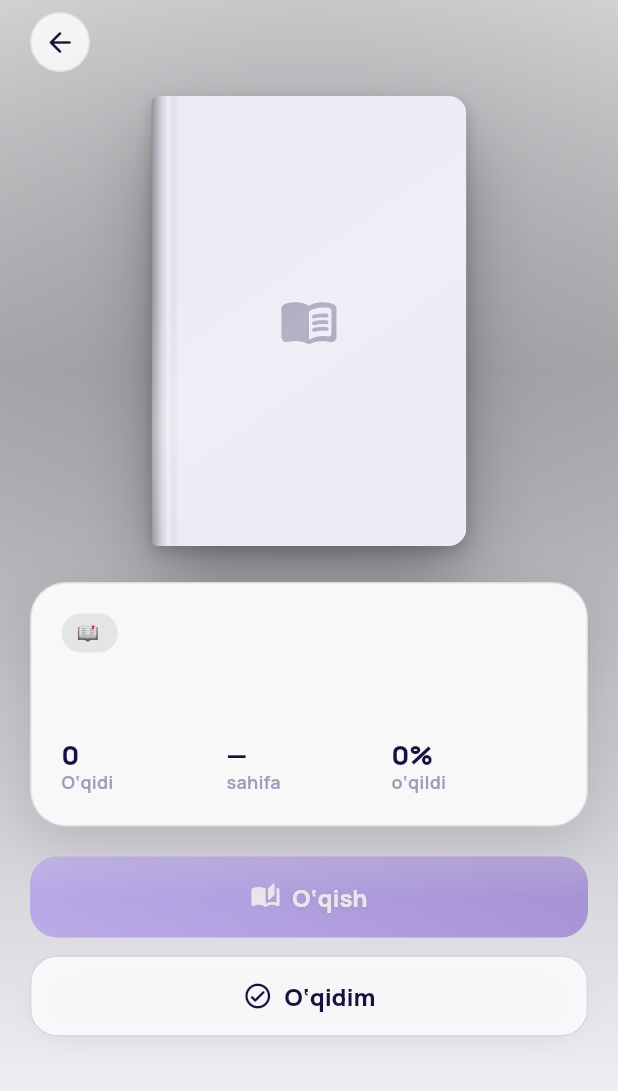
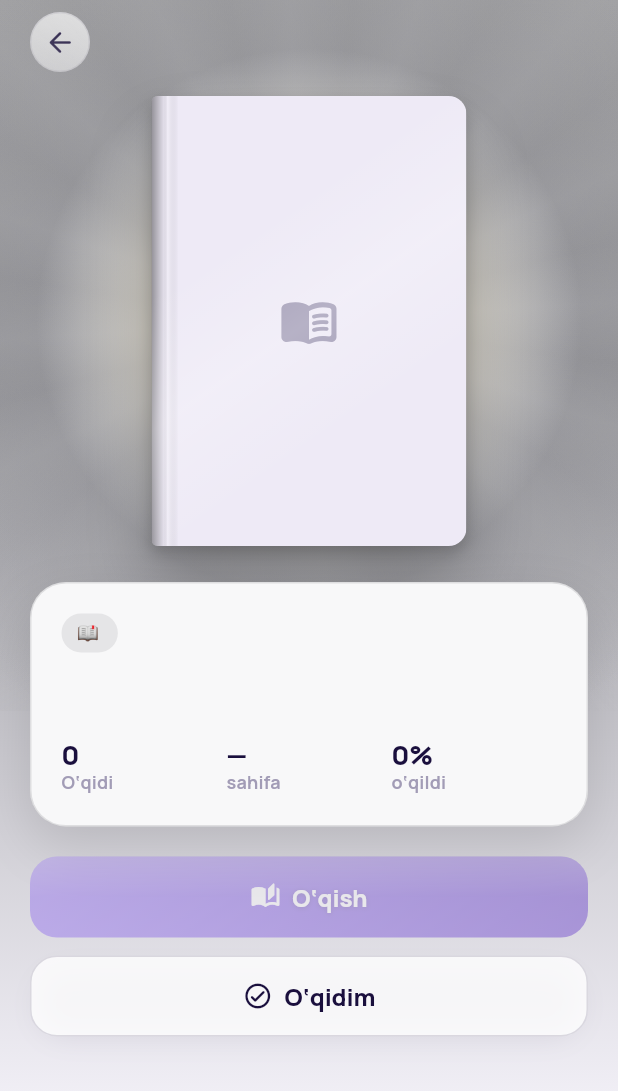
Before and after one commit to a16067647-cmd/kengash, a Flutter app: the BookScreen widget shown alone on an empty page, opened directly with empty values, on a phone screen of 412 x 824 dp. Shown: the top 1091 px of the screen. Run offline on Flutter 3.47's test engine with Material 3 defaults, Android fonts, the phone set to English and light mode, and no system bars; our stand-ins replace audioplayers, cross_file, file_picker, image_picker, shared_preferences, video_player; missing offline and left inert: pdfrx, record; accounts and stored records are empty; network calls fail.

Commit message:
Book page: the book shines (glow, light rays, slow breathing)
Behind the cover: a warm white core, a halo in the book's accent colour
and soft light rays, painted in one RepaintBoundary layer that breathes
slowly (3.6 s; off with reduced motion and in tests). The background is
slightly deeper at the top so the light stands out on light covers.

Co-Authored-By: Claude Opus 5.5 <noreply@anthropic.com>
Claude-Session: https://claude.ai/code/session_01CoyV2h718gAV3RY1Uf1GL5

```diff
--- a/app/lib/screens/books.dart
+++ b/app/lib/screens/books.dart
@@ -241,7 +241,7 @@ class BookScreen extends StatefulWidget {
   State<BookScreen> createState() => _BookScreenState();
 }
 
-class _BookScreenState extends State<BookScreen> with SingleTickerProviderStateMixin {
+class _BookScreenState extends State<BookScreen> with TickerProviderStateMixin {
   late Json _b = widget.book;
   bool _busy = false;
   bool _more = false;
@@ -256,8 +256,24 @@ class _BookScreenState extends State<BookScreen> with SingleTickerProviderStateM
     });
   double _fromX = 0, _fromY = 0;
 
+  /// Nur juda sekin «nafas oladi» (faqat yorug‘lik qatlami qayta chiziladi)
+  /// Свечение медленно «дышит» (перерисовывается только слой света)
+  late final AnimationController _glow = AnimationController(vsync: this, duration: const Duration(milliseconds: 3600));
+
+  @override
+  void didChangeDependencies() {
+    super.didChangeDependencies();
+    final s = AppScope.read(context);
+    if (MediaQuery.disableAnimationsOf(context) || s.testMode) {
+      _glow.value = 0.6;
+    } else if (!_glow.isAnimating) {
+      _glow.repeat(reverse: true);
+    }
+  }
+
   @override
   void dispose() {
+    _glow.dispose();
     _back.dispose();
     super.dispose();
   }
@@ -313,7 +329,12 @@ class _BookScreenState extends State<BookScreen> with SingleTickerProviderStateM
                 gradient: LinearGradient(
                   begin: Alignment.topCenter,
                   end: Alignment.bottomCenter,
-                  colors: [base, Color.lerp(base, accent, 0.6)!, Color.lerp(accent, c.bg, 0.55)!, c.bg],
+                  colors: [
+                    Color.lerp(base, deep, 0.35)!,
+                    Color.lerp(Color.lerp(base, accent, 0.6)!, deep, 0.18)!,
+                    Color.lerp(accent, c.bg, 0.55)!,
+                    c.bg
+                  ],
                   stops: const [0, 0.3, 0.6, 0.92],
                 ),
               ),
@@ -350,9 +371,28 @@ class _BookScreenState extends State<BookScreen> with SingleTickerProviderStateM
               ),
             ]),
             const SizedBox(height: S.x4),
-            // 3D muqova: barmoq bilan aylantiring / 3D-обложка: покрутите пальцем
+            // 3D muqova: barmoq bilan aylantiring; ortida — yorug‘lik (kitob «porlaydi»)
+            // 3D-обложка: покрутите пальцем; сзади — свет (книга «светится»)
             Center(
-              child: GestureDetector(
+              child: Stack(alignment: Alignment.center, clipBehavior: Clip.none, children: [
+                Positioned(
+                  left: -150,
+                  right: -150,
+                  top: -110,
+                  bottom: -110,
+                  child: IgnorePointer(
+                    child: RepaintBoundary(
+                      child: AnimatedBuilder(
+                        animation: _glow,
+                        builder: (_, __) => CustomPaint(
+                          key: const ValueKey('book-glow'),
+                          painter: _BookGlow(accent: accent, base: base, t: Curves.easeInOut.transform(_glow.value)),
+                        ),
+                      ),
+                    ),
+                  ),
+                ),
+                GestureDetector(
                 key: const ValueKey('book-cover-3d'),
                 onPanStart: (_) => _back.stop(),
                 onPanUpdate: (d) => setState(() {
@@ -370,6 +410,7 @@ class _BookScreenState extends State<BookScreen> with SingleTickerProviderStateM
                   child: _Book3D(url: cover, width: 210, height: 300, deep: deep, rx: _rx, ry: _ry),
                 ),
               ),
+              ]),
             ),
             const SizedBox(height: S.x6),
             Appear(
@@ -523,6 +564,78 @@ class _Stat extends StatelessWidget {
       ]),
     );
   }
+}
+
+/// Kitob ortidagi nur: oq-iliq yadro, kitob rangidagi halo va tarqaluvchi yumshoq nurlar.
+/// Свет за книгой: тёплое белое ядро, ореол цвета книги и мягкие расходящиеся лучи.
+class _BookGlow extends CustomPainter {
+  final Color accent;
+  final Color base;
+  final double t; // 0..1 nafas / «дыхание»
+  _BookGlow({required this.accent, required this.base, required this.t});
+
+  @override
+  void paint(Canvas canvas, Size size) {
+    final center = size.center(Offset.zero);
+    final r = size.shortestSide * 0.62;
+    final light = Color.lerp(accent, kWhite, 0.3)!;
+
+    // tarqaluvchi nurlar / расходящиеся лучи
+    final rays = Paint()
+      ..shader = SweepGradient(
+        center: Alignment.center,
+        transform: GradientRotation(t * 0.25),
+        colors: [
+          for (var i = 0; i < 16; i++) ...[
+            light.withValues(alpha: 0.0),
+            light.withValues(alpha: 0.42 + 0.18 * t),
+          ],
+          light.withValues(alpha: 0.0),
+        ],
+      ).createShader(Rect.fromCircle(center: center, radius: r * 1.4));
+    canvas.save();
+    // nurlar chetga qarab so‘nadi / лучи гаснут к краям
+    canvas.saveLayer(Offset.zero & size, Paint());
+    canvas.drawCircle(center, r * 1.4, rays);
+    canvas.drawCircle(
+      center,
+      r * 1.4,
+      Paint()
+        ..blendMode = BlendMode.dstIn
+        ..shader = RadialGradient(colors: [
+          Colors.white,
+          Colors.white.withValues(alpha: 0.5),
+          Colors.white.withValues(alpha: 0.0),
+        ], stops: const [0.2, 0.62, 1]).createShader(Rect.fromCircle(center: center, radius: r * 1.4)),
+    );
+    canvas.restore();
+    canvas.restore();
+
+    // kitob rangidagi halo / ореол цвета книги
+    canvas.drawCircle(
+      center,
+      r * (0.95 + 0.06 * t),
+      Paint()
+        ..shader = RadialGradient(colors: [
+          Color.lerp(accent, kWhite, 0.2)!.withValues(alpha: 0.85 + 0.15 * t),
+          accent.withValues(alpha: 0.35),
+          accent.withValues(alpha: 0.0),
+        ], stops: const [0.0, 0.55, 1]).createShader(Rect.fromCircle(center: center, radius: r)),
+    );
+    // oq-iliq yadro (kitob ortida porlash) / тёплое белое ядро
+    canvas.drawOval(
+      Rect.fromCenter(center: center, width: r * 1.15, height: r * 1.45),
+      Paint()
+        ..shader = RadialGradient(colors: [
+          Colors.white.withValues(alpha: 0.95),
+          const Color(0xFFFFF6DC).withValues(alpha: 0.55 + 0.25 * t),
+          Colors.white.withValues(alpha: 0.0),
+        ]).createShader(Rect.fromCenter(center: center, width: r * 1.15, height: r * 1.45)),
+    );
+  }
+
+  @override
+  bool shouldRepaint(_BookGlow old) => old.t != t || old.accent != accent || old.base != base;
 }
 
 /// Haqiqiy kitobga o‘xshash muqova: umurtqa, varaq qirrasi, yaltiroq, rangli soya; 3D burilish.
```
